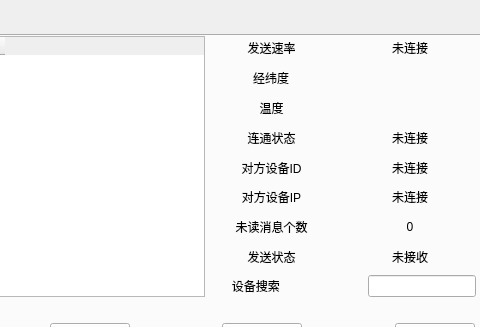
Above: UI/mainWindow.ui from 413180794/EPLRS_station before the change; both pictures show x 298 to 778 and y 0 to 327 of the 778 by 440 pixel window. Below: the same form after it.
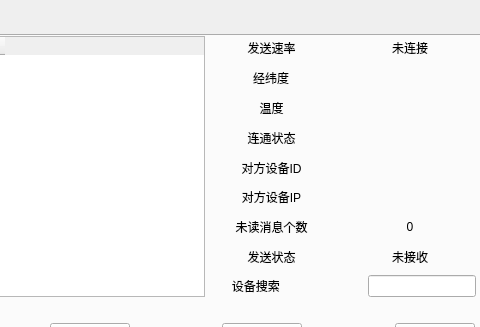
That is the form after the change.

What changed in the file:
```diff
--- a/UI/mainWindow.ui
+++ b/UI/mainWindow.ui
@@ -130,7 +130,7 @@
          <item>
           <widget class="QLabel" name="if_connected_main">
            <property name="text">
-            <string>未连接</string>
+            <string/>
            </property>
            <property name="alignment">
             <set>Qt::AlignCenter</set>
@@ -154,7 +154,7 @@
          <item>
           <widget class="QLabel" name="other_equip_id">
            <property name="text">
-            <string>未连接</string>
+            <string/>
            </property>
            <property name="alignment">
             <set>Qt::AlignCenter</set>
@@ -178,7 +178,7 @@
          <item>
           <widget class="QLabel" name="other_equip_ip">
            <property name="text">
-            <string>未连接</string>
+            <string/>
            </property>
            <property name="alignment">
             <set>Qt::AlignCenter</set>
```
Left out of the diff: 2 changed lines with no effect on the pictures.
